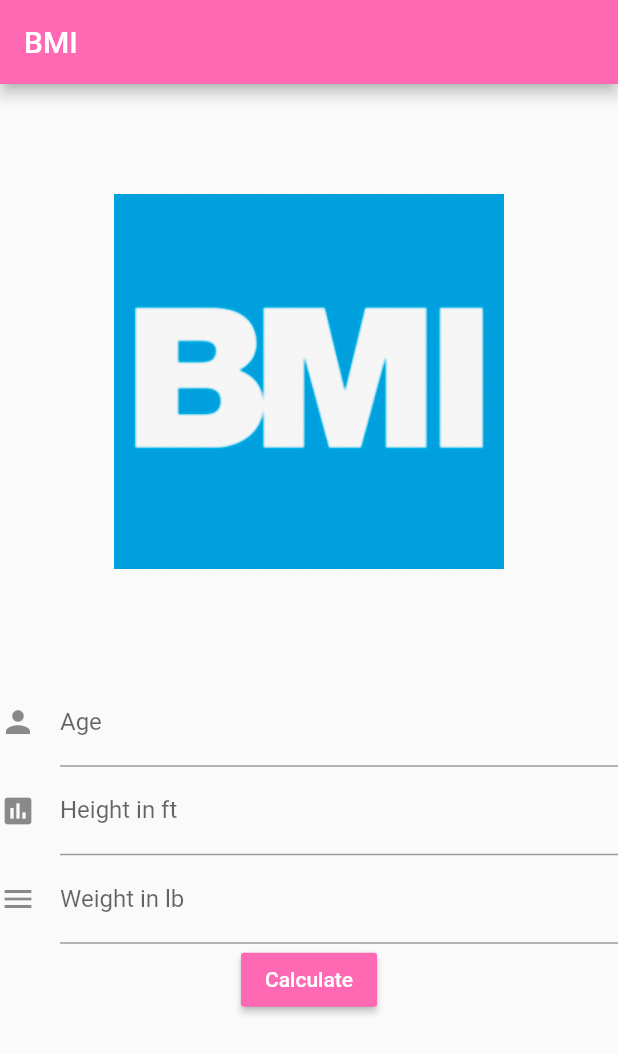
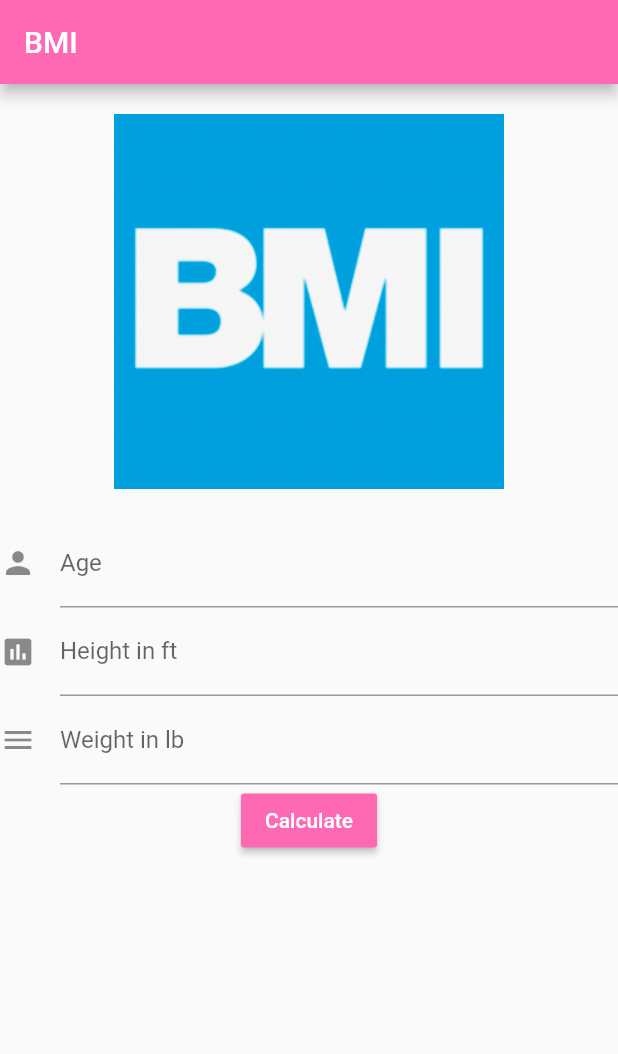
Before and after one commit to brentonhauth/flutter_practice, a Flutter app: the screen it shows after launch, on a phone screen of 412 x 824 dp. Shown: the top 1054 px of the screen. Run offline on Flutter 3.47's test engine with Material 2 defaults, Android fonts, the phone set to English and light mode, and no system bars.

```diff
--- a/lib/home_page.dart
+++ b/lib/home_page.dart
@@ -15,37 +15,22 @@ class _HomePageState extends State<HomePage> {
       appBar: new AppBar(
         title: Text('BMI'),
         backgroundColor: Color.fromRGBO(255, 105, 180, 1),
-
       ),
       body: new ListView(
+        // padding: EdgeInsets.all(20),
         children: <Widget>[
-          Image.asset(
-            'assets/bmi.png',
+          Container(
+            padding: EdgeInsets.all(20),
+            child: Image.asset(
+              'assets/bmi.png',
+              fit: BoxFit.fitHeight,
+              height: 250,
+            ),
           ),
+
           BmiForm()
         ]
       )
     );
   }
 }
-
-
-// return Scaffold(
-//       appBar: new AppBar(
-//         title: Text('BMI'),
-//         backgroundColor: Color.fromRGBO(255, 105, 180, 1),
-//       ),
-//       body: new SingleChildScrollView(
-//         physics: new NeverScrollableScrollPhysics(),
-//         child: ConstrainedBox(
-//           constraints: new BoxConstraints(
-//             minWidth: MediaQuery.of(context).size.width,
-//             minHeight: MediaQuery.of(context).size.height,
-//           ),
-//           child: new Column(
-//             children: <Widget>[Image.asset('assets/bmi.png'), BmiForm()],
-//           ),
-//         ),
-//       ),
-//       resizeToAvoidBottomInset: false
-//     );
```
